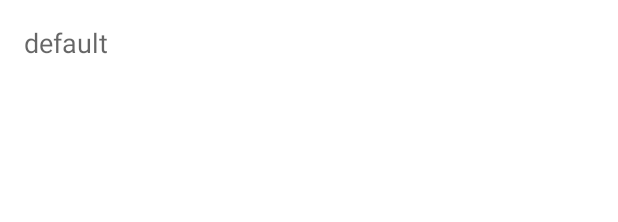
After one commit to roblebob/UltradianX, an Android app: the layout fragment_screen_slide_page.xml on its own in the app's theme, with its tools: preview values and no code run, on a phone screen of 412 x 824 dp. The commit adds this screen. Shown: the top 222 px of the screen. Run offline under Robolectric (Android 15) with nearby library versions, the phone set to English and light mode, and no system bars.

Commit message:
intermediate update

```diff
--- a/app/build.gradle
+++ b/app/build.gradle
@@ -48,4 +48,6 @@
 
 
     implementation("com.squareup.okhttp3:okhttp:4.10.0")
+    implementation "androidx.viewpager2:viewpager2:1.0.0"
+
 }
--- /dev/null
+++ b/app/src/main/res/layout/fragment_screen_slide_page.xml
@@ -0,0 +1,13 @@
+<?xml version="1.0" encoding="utf-8"?>
+<ScrollView xmlns:android="http://schemas.android.com/apk/res/android"
+    android:id="@+id/content"
+    android:layout_width="match_parent"
+    android:layout_height="match_parent" >
+
+    <TextView style="?android:textAppearanceMedium"
+        android:padding="16dp"
+        android:lineSpacingMultiplier="1.2"
+        android:layout_width="match_parent"
+        android:layout_height="wrap_content"
+        android:text="default" />
+</ScrollView>
--- a/app/src/main/res/values/strings.xml
+++ b/app/src/main/res/values/strings.xml
@@ -1,4 +1,6 @@
 <resources>
     <string name="app_name">UltradianX</string>
     <string name="src_url">https://raw.githubusercontent.com/roblebob/UltradianX/master/temporary.json</string>
+    <!-- TODO: Remove or change this placeholder text -->
+    <string name="hello_blank_fragment">Hello blank fragment</string>
 </resources>
```
Also changed, not shown: app/src/main/java/com/roblebob/ultradianx/model/Adventure.java (+12 -13 lines), app/src/main/java/com/roblebob/ultradianx/repository/AppRepository.java (+3 -36 lines), app/src/main/java/com/roblebob/ultradianx/ui/MainFragment.java (+45 -2 lines), app/src/main/java/com/roblebob/ultradianx/ui/ScreenSlidePageFragment.java (added, +66 -0 lines), app/src/main/res/layout/fragment_main.xml (+13 -1 lines).
